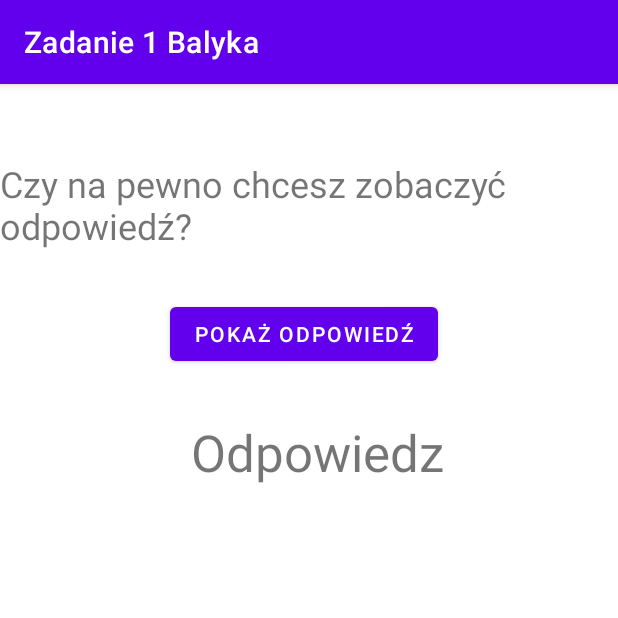
After one commit to IgoreSHik/Zadanie_1_Balyka, an Android app: the Hint screen opened directly, with no data from a screen before it, on a phone screen of 412 x 824 dp, the top half of it. The commit adds this screen. Run offline under Robolectric (Android 15) with nearby library versions, the phone set to English and light mode, and no system bars.

Commit message:
Zadanie 2

```diff
--- a/app/build.gradle
+++ b/app/build.gradle
@@ -25,6 +25,9 @@ android {
         sourceCompatibility JavaVersion.VERSION_1_8
         targetCompatibility JavaVersion.VERSION_1_8
     }
+    buildFeatures {
+        viewBinding true
+    }
 }
 
 dependencies {
@@ -32,6 +35,8 @@ dependencies {
     implementation 'androidx.appcompat:appcompat:1.2.0'
     implementation 'com.google.android.material:material:1.3.0'
     implementation 'androidx.constraintlayout:constraintlayout:2.0.4'
+    implementation 'androidx.navigation:navigation-fragment:2.3.5'
+    implementation 'androidx.navigation:navigation-ui:2.3.5'
     testImplementation 'junit:junit:4.+'
     androidTestImplementation 'androidx.test.ext:junit:1.1.2'
     androidTestImplementation 'androidx.test.espresso:espresso-core:3.3.0'
--- /dev/null
+++ b/app/src/main/java/com/example/zadanie1balyka/Hint.java
@@ -0,0 +1,44 @@
+package com.example.zadanie1balyka;
+
+import androidx.appcompat.app.AppCompatActivity;
+
+import android.content.Intent;
+import android.os.Bundle;
+import android.util.Log;
+import android.view.View;
+import android.widget.Button;
+import android.widget.TextView;
+
+public class Hint extends AppCompatActivity {
+    public static final String KEY_EXTRA_ANSWER_SHOWN = "answerShown";
+
+    private boolean correctAnswer;
+
+    @Override
+    protected void onCreate(Bundle savedInstanceState) {
+        super.onCreate(savedInstanceState);
+        setContentView(R.layout.activity_hint);
+
+        Button showButton = findViewById(R.id.showButton);
+
+        TextView answerTextView = findViewById(R.id.textHint);
+
+        correctAnswer = getIntent().getBooleanExtra(MainActivity.KEY_EXTRA_ANSWER, true);
+
+        showButton.setOnClickListener(new View.OnClickListener() {
+            @Override
+            public void onClick(View v) {
+                int answer = correctAnswer ? R.string.button_true : R.string.button_false;
+                answerTextView.setText(answer);
+                setAnswerShownResult(true);
+            }
+        });
+
+    }
+
+    private void setAnswerShownResult(boolean answerWasShown) {
+        Intent resultIntent = new Intent();
+        resultIntent.putExtra(KEY_EXTRA_ANSWER_SHOWN, answerWasShown);
+        setResult(RESULT_OK, resultIntent);
+    }
+}
--- /dev/null
+++ b/app/src/main/res/layout/activity_hint.xml
@@ -0,0 +1,47 @@
+<?xml version="1.0" encoding="utf-8"?>
+<androidx.constraintlayout.widget.ConstraintLayout xmlns:android="http://schemas.android.com/apk/res/android"
+    xmlns:app="http://schemas.android.com/apk/res-auto"
+    xmlns:tools="http://schemas.android.com/tools"
+    android:layout_width="match_parent"
+    android:layout_height="match_parent"
+    tools:context=".Hint">
+
+    <TextView
+        android:id="@+id/textView"
+        android:layout_width="wrap_content"
+        android:layout_height="wrap_content"
+        android:layout_marginStart="68dp"
+        android:layout_marginTop="50dp"
+        android:layout_marginEnd="68dp"
+        android:text="@string/are_you_sure"
+        android:textSize="24sp"
+        app:layout_constraintEnd_toEndOf="parent"
+        app:layout_constraintStart_toStartOf="parent"
+        app:layout_constraintTop_toTopOf="parent" />
+
+    <Button
+        android:id="@+id/showButton"
+        android:layout_width="wrap_content"
+        android:layout_height="wrap_content"
+        android:layout_marginStart="112dp"
+        android:layout_marginTop="32dp"
+        android:layout_marginEnd="119dp"
+        android:text="@string/show"
+        app:layout_constraintEnd_toEndOf="parent"
+        app:layout_constraintStart_toStartOf="parent"
+        app:layout_constraintTop_toBottomOf="@+id/textView" />
+
+    <TextView
+        android:id="@+id/textHint"
+        android:layout_width="wrap_content"
+        android:layout_height="wrap_content"
+        android:layout_marginStart="176dp"
+        android:layout_marginTop="32dp"
+        android:layout_marginEnd="165dp"
+        android:text="@string/answer"
+        android:textSize="34sp"
+        app:layout_constraintEnd_toEndOf="parent"
+        app:layout_constraintStart_toStartOf="parent"
+        app:layout_constraintTop_toBottomOf="@+id/showButton" />
+
+</androidx.constraintlayout.widget.ConstraintLayout>
--- a/app/src/main/res/layout/activity_main.xml
+++ b/app/src/main/res/layout/activity_main.xml
@@ -36,6 +36,12 @@
     </LinearLayout>
 
     <Button
+        android:id="@+id/hint_button"
+        android:layout_width="wrap_content"
+        android:layout_height="wrap_content"
+        android:text="@string/hint_button" />
+
+    <Button
         android:id="@+id/next_button"
         android:layout_width="wrap_content"
         android:layout_height="wrap_content"
--- /dev/null
+++ b/app/src/main/res/navigation/nav_graph.xml
@@ -0,0 +1,5 @@
+<?xml version="1.0" encoding="utf-8"?>
+<navigation xmlns:android="http://schemas.android.com/apk/res/android"
+    xmlns:app="http://schemas.android.com/apk/res-auto"
+    xmlns:tools="http://schemas.android.com/tools"
+    android:id="@+id/nav_graph" />
--- /dev/null
+++ b/app/src/main/res/values-land/dimens.xml
@@ -0,0 +1,3 @@
+<resources>
+    <dimen name="fab_margin">48dp</dimen>
+</resources>
--- /dev/null
+++ b/app/src/main/res/values-w1240dp/dimens.xml
@@ -0,0 +1,3 @@
+<resources>
+    <dimen name="fab_margin">200dp</dimen>
+</resources>
--- /dev/null
+++ b/app/src/main/res/values-w600dp/dimens.xml
@@ -0,0 +1,3 @@
+<resources>
+    <dimen name="fab_margin">48dp</dimen>
+</resources>
--- /dev/null
+++ b/app/src/main/res/values/dimens.xml
@@ -0,0 +1,3 @@
+<resources>
+    <dimen name="fab_margin">16dp</dimen>
+</resources>
--- a/app/src/main/res/values/strings.xml
+++ b/app/src/main/res/values/strings.xml
@@ -1,5 +1,5 @@
 <resources>
-    <string name="app_name" translatable="false">Zadanie 1 Balyka</string>
+    <string name="app_name">Zadanie 1 Balyka</string>
     <string name="button_true">Prawda</string>
     <string name="button_false">Falsz</string>
     <string name="button_next">Nastepne</string>
@@ -10,4 +10,10 @@
     <string name="q_fortnite">Fortnite Battle Royale byl stworzony za miesiąc</string>
     <string name="correct_answer">Prawidlowo</string>
     <string name="incorrect_answer">Nie prawidlowo</string>
+    <string name="answer_was_shown">Oszukuesz! Odpowiedz byla juz wyswietliona.</string>
+    <string name="title_activity_hint">Podpowiedz</string>
+    <string name="hint_button">Podpowiedz</string>
+    <string name="are_you_sure">Czy na pewno chcesz zobaczyć odpowiedź?</string>
+    <string name="show">Pokaż odpowiedź</string>
+    <string name="answer">Odpowiedz</string>
 </resources>
```
Also changed, not shown: app/src/main/AndroidManifest.xml (+6 -3 lines), app/src/main/java/com/example/zadanie1balyka/MainActivity.java (+80 -3 lines), app/src/main/res/values/themes.xml (+9 -0 lines), 1 other file.
